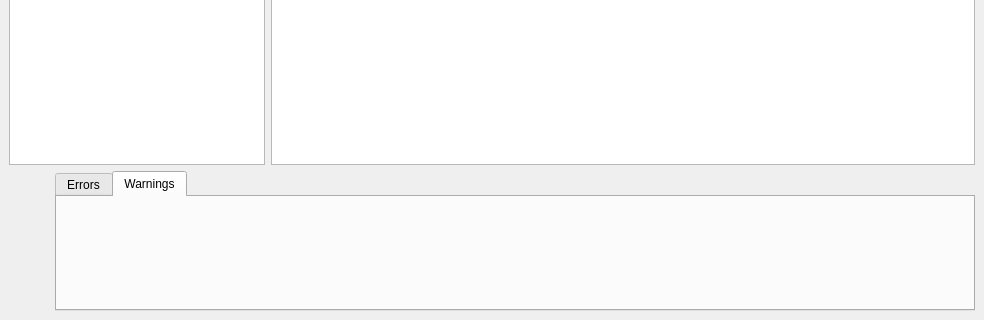
The window that IDE/WIDE/View/MainWindow.ui (JoseZancanaro/Compiladores) describes before a commit, drawn with Qt 5; both pictures show x 0 to 984 and y 420 to 740 of the 984 by 740 pixel window.
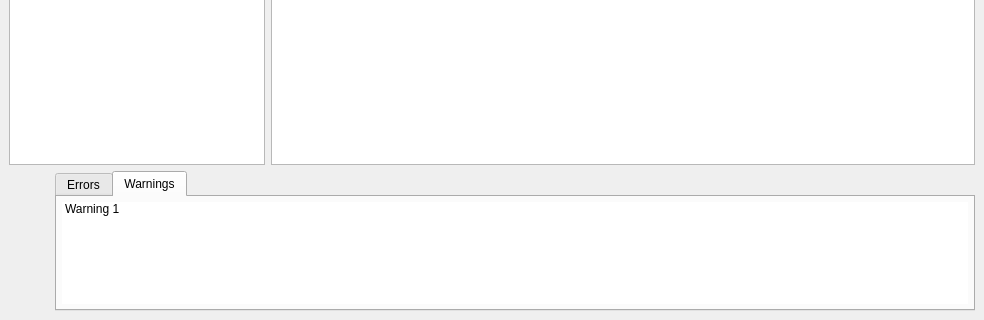
The same window after the commit. The open tabs and pages were chosen to show the change. Icons and pictures are not drawn.

```diff
--- a/IDE/WIDE/View/MainWindow.ui
+++ b/IDE/WIDE/View/MainWindow.ui
@@ -141,6 +141,35 @@
          <attribute name="title">
           <string>Warnings</string>
          </attribute>
+         <layout class="QHBoxLayout" name="horizontalLayout_2">
+          <property name="leftMargin">
+           <number>5</number>
+          </property>
+          <property name="topMargin">
+           <number>5</number>
+          </property>
+          <property name="rightMargin">
+           <number>5</number>
+          </property>
+          <property name="bottomMargin">
+           <number>5</number>
+          </property>
+          <item>
+           <widget class="QListWidget" name="listWarnings">
+            <property name="frameShape">
+             <enum>QFrame::NoFrame</enum>
+            </property>
+            <property name="frameShadow">
+             <enum>QFrame::Plain</enum>
+            </property>
+            <item>
+             <property name="text">
+              <string>Warning 1</string>
+             </property>
+            </item>
+           </widget>
+          </item>
+         </layout>
         </widget>
        </widget>
       </item>
```
Left out of the diff: 26 changed lines with no effect on the pictures.
